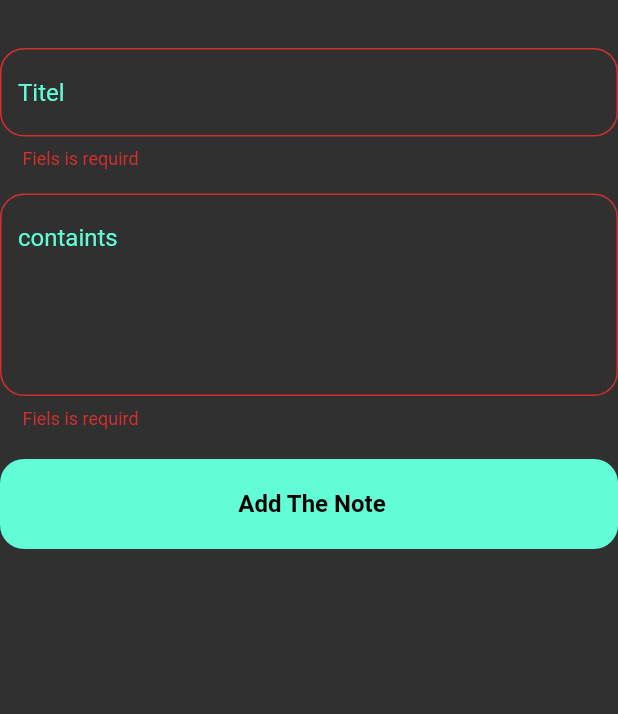
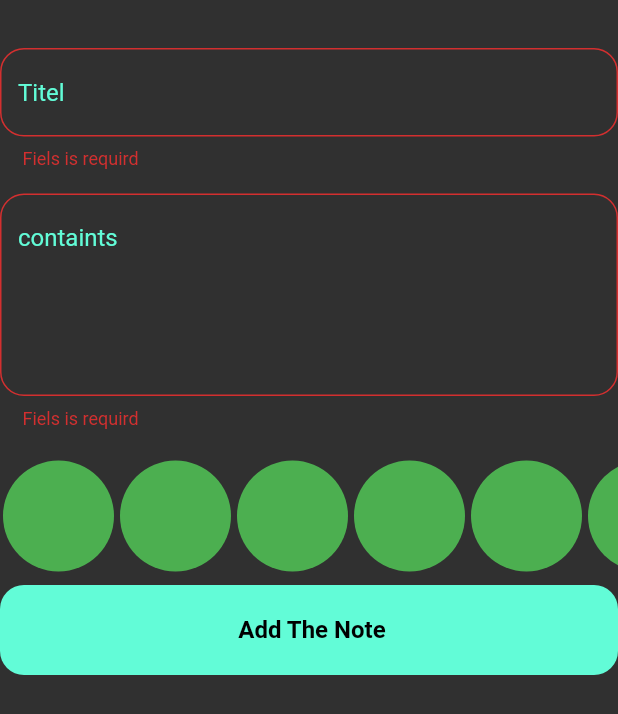
Before and after one commit to jamelalhamd/notes-app, a Flutter app: the AddNoteForm widget shown alone on an empty page, opened directly, after a tap on "Add The Note", on a phone screen of 412 x 824 dp. Shown: the top 714 px of the screen. Run offline on Flutter 3.47's test engine with Material 2 defaults, Android fonts, the phone set to English and light mode, and no system bars; our stand-ins replace bloc, flutter_bloc, hive, hive_flutter; accounts and stored records are empty; Roboto replaces fonts that are missing (ssets/fonts/Poppins-Regular.ttf).

Commit message:
create colors listview

```diff
--- a/lib/Widget/addbottmsheet.dart
+++ b/lib/Widget/addbottmsheet.dart
@@ -6,17 +6,16 @@ import 'package:tharwat2/Widget/models/models.dart';
 
 import 'package:tharwat2/cubit/addnot/addnote_cubit.dart';
 import 'package:tharwat2/cubit/viewnote/notcubit_cubit.dart';
+import 'package:tharwat2/widgetview/colors_listview.dart';
 import 'package:tharwat2/widgetview/custombutton.dart';
 import 'package:tharwat2/widgetview/textfield.dart';
 
 class Addshowbotomsheet extends StatelessWidget {
   const Addshowbotomsheet({super.key});
 
-
   @override
   Widget build(BuildContext context) {
     return BlocProvider(
-
       create: (context) => AddnoteCubit(),
       child: BlocConsumer<AddnoteCubit, AddnoteState>(
         listener: (context, state) {
@@ -25,18 +24,17 @@ class Addshowbotomsheet extends StatelessWidget {
             //BlocProvider.of<NotcubitCubit>(context).fetchAllnotes();
           }
 
-          if (state is Addnotefailure) {
-
-
-          }
+          if (state is Addnotefailure) {}
         },
         builder: (context, state) {
           return AbsorbPointer(
-            absorbing: state is AddnoteLoading ?true:false,
-
+            absorbing: state is AddnoteLoading ? true : false,
             child: Padding(
-
-              padding:  EdgeInsets.only(left: 16, top: 16,right: 16,bottom: MediaQuery.of(context).viewInsets.bottom),
+              padding: EdgeInsets.only(
+                  left: 16,
+                  top: 16,
+                  right: 16,
+                  bottom: MediaQuery.of(context).viewInsets.bottom),
               child: const SingleChildScrollView(child: AddNoteForm()),
             ),
           );
@@ -53,11 +51,9 @@ class AddNoteForm extends StatefulWidget {
 
   @override
   State<AddNoteForm> createState() => _AddNoteFormState();
-
 }
 
 class _AddNoteFormState extends State<AddNoteForm> {
-
   final GlobalKey<FormState> formkey = GlobalKey();
   AutovalidateMode autovalidateMode = AutovalidateMode.disabled;
 
@@ -71,50 +67,48 @@ class _AddNoteFormState extends State<AddNoteForm> {
       child: Column(
         children: [
           SizedBox(height: 32),
-          Customtextfield(hintext: "Titel",
-
+          Customtextfield(
+              hintext: "Titel",
               onSaved: (value) {
                 title = value;
               }),
           const SizedBox(height: 16),
-          Customtextfield(hintext: "containts", maxline: 5,
-
+          Customtextfield(
+              hintext: "containts",
+              maxline: 5,
               onSaved: (value) {
                 subtitel = value;
-              }
-          ),
+              }),
           const SizedBox(height: 20),
 
-
+          ColorsListview(),
           BlocBuilder<AddnoteCubit, AddnoteState>(
             builder: (context, state) {
               return CostumButtom(
-                isloding:state is AddnoteLoading ? true:false,
+                isloding: state is AddnoteLoading ? true : false,
                 onTap: () {
                   if (formkey.currentState!.validate()) {
                     formkey.currentState!.save();
-                    var currentdate=DateTime.now();
+                    var currentdate = DateTime.now();
 
                     // var formatedcurrentdate=DateFormat.yMd().format(currentdate);
-                    var formatedcurrentdate=DateFormat('dd.M.yyyy').format(currentdate);
-                    var notmodels = NoteModel(title: title!,
+                    var formatedcurrentdate =
+                        DateFormat('dd.M.yyyy').format(currentdate);
+                    var notmodels = NoteModel(
+                      title: title!,
                       subtitle: subtitel!,
                       color: Colors.blue.value,
                       date: formatedcurrentdate,
                     );
 
-
                     BlocProvider.of<AddnoteCubit>(context).addNote(notmodels);
-              BlocProvider.of<NotcubitCubit>(context).fetchAllnotes();
+                    BlocProvider.of<NotcubitCubit>(context).fetchAllnotes();
+                  } else {
+                    autovalidateMode = AutovalidateMode.always;
+                    setState(() {});
                   }
-
-                  else {
-                    autovalidateMode = AutovalidateMode.always;
-                    setState(() {
-
-                    });
-                  }
-                },);
+                },
+              );
             },
           ),
           const SizedBox(height: 20),
--- a/lib/widgetview/Editview.dart
+++ b/lib/widgetview/Editview.dart
@@ -32,7 +32,7 @@ class _EditviewbodyState extends State<Editviewbody> {
 
               widget.notes.title=titel?? widget.notes.title;
               widget.notes.subtitle=content ?? widget.notes.subtitle;
-             // widget.notes.save();
+            //widget.notes.save();
              // BlocProvider.of<NotcubitCubit>(context).fetchAllnotes();
               Navigator.pop(context);
 
--- /dev/null
+++ b/lib/widgetview/colors_listview.dart
@@ -0,0 +1,38 @@
+
+import 'package:flutter/material.dart';
+
+class Coloritem extends StatelessWidget {
+  const Coloritem({super.key});
+
+  @override
+  Widget build(BuildContext context) {
+    return Padding(
+      padding: const EdgeInsets.all(1.0),
+      child: const CircleAvatar(
+        radius: 38,
+        backgroundColor: Colors.green,
+      ),
+    );
+  }
+}
+
+
+class ColorsListview extends StatelessWidget {
+  const ColorsListview({super.key});
+
+  @override
+  Widget build(BuildContext context) {
+    return   Padding(
+      padding: const EdgeInsets.only(bottom: 8),
+      child: SizedBox(
+        height: 38*2,
+        width:double.infinity ,
+        child: ListView.builder(itemBuilder:(context, index) => const Coloritem(),
+
+          itemCount: 10,
+          scrollDirection: Axis.horizontal,
+        ),
+      ),
+    );
+  }
+}
```
